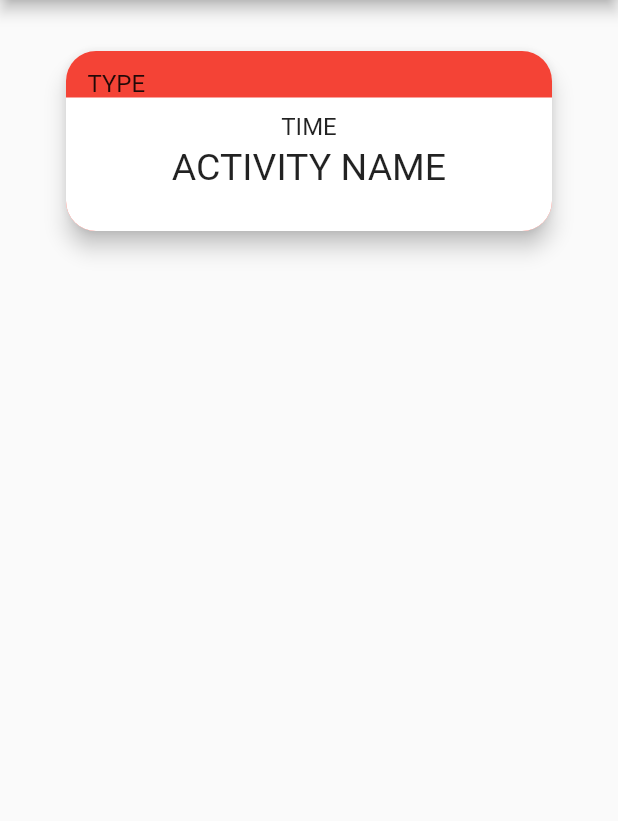
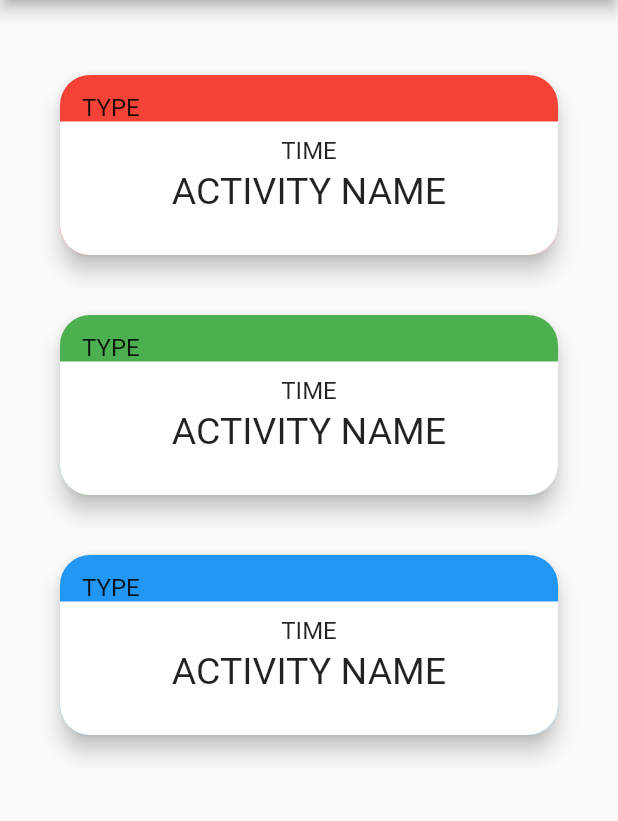
Before and after one commit to Sharippu/unIsolated_app, a Flutter app: the screen it shows after launch, on a phone screen of 412 x 824 dp, the part 60-881 px from its top. Run offline on Flutter 3.47's test engine with Material 2 defaults, Android fonts, the phone set to English and light mode, and no system bars.

Commit message:
card able to add colours

```diff
--- a/lib/card.dart
+++ b/lib/card.dart
@@ -2,9 +2,14 @@ import 'package:flutter/material.dart';
 
 class ActivityCard extends StatelessWidget {
 
+  final Color color;
+
+  ActivityCard({this.color});
+
   @override
   Widget build(BuildContext context) {
     return Card(
+      margin: EdgeInsets.symmetric(vertical: 20),
       elevation: 6.0,
       shape: RoundedRectangleBorder(
           borderRadius: BorderRadius.all(Radius.circular(20.0))
@@ -14,7 +19,7 @@ class ActivityCard extends StatelessWidget {
         height: 120,
         padding: EdgeInsets.only(top: 12.0),
         decoration: BoxDecoration(
-          color: Colors.red,
+          color: color,
           borderRadius: BorderRadius.circular(20.0)
         ),
         child: Column(
--- a/lib/main_menu.dart
+++ b/lib/main_menu.dart
@@ -14,7 +14,9 @@ class MainMenu extends StatelessWidget {
           padding: EdgeInsets.only(top: 30, left: 40, right: 40),
           child: ListView(
             children: <Widget>[
-              ActivityCard()
+              ActivityCard(color: Colors.red),
+              ActivityCard(color: Colors.green),
+              ActivityCard(color: Colors.blue),
             ],
           ),
         ),
```
